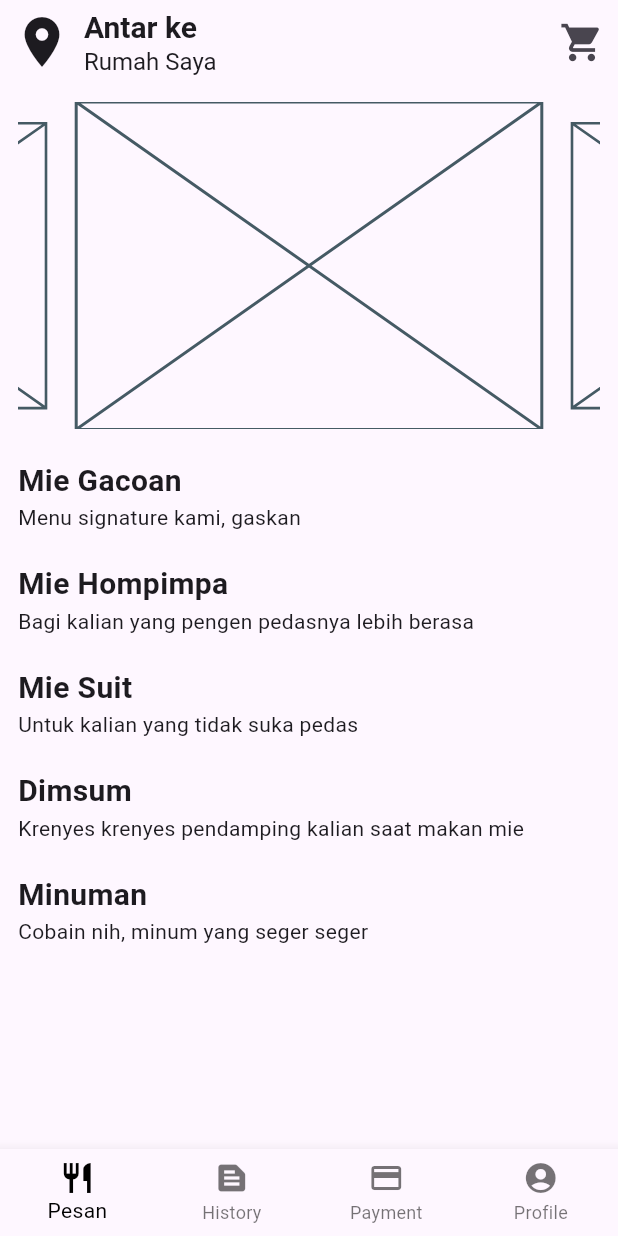
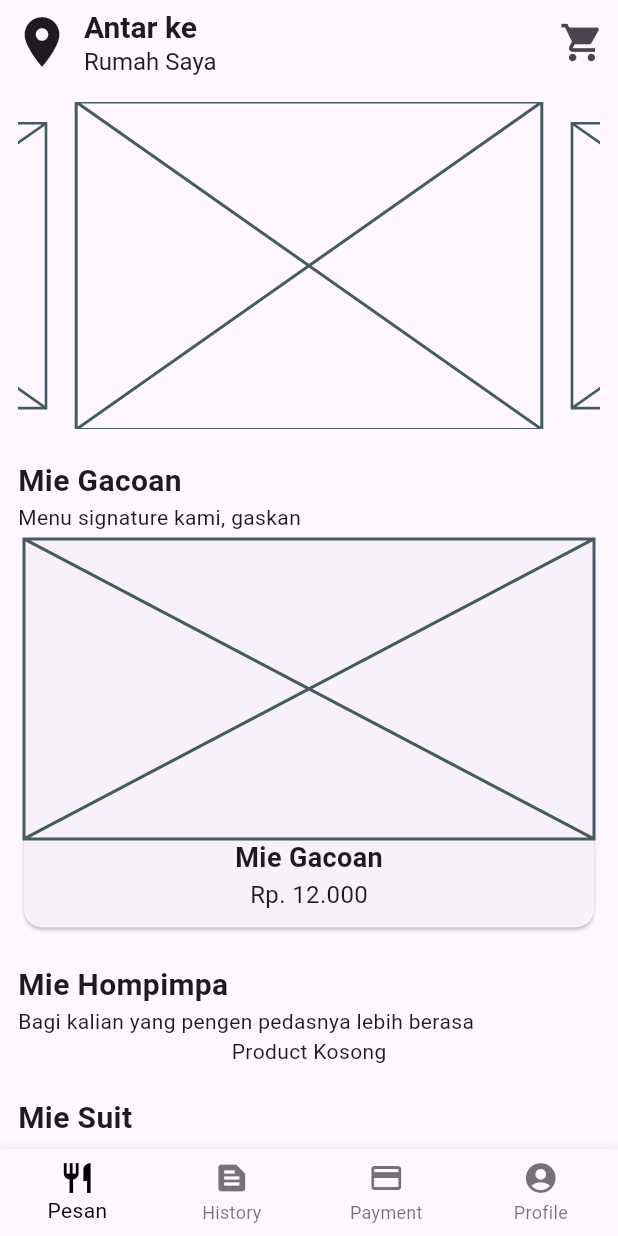
Before and after one commit to Testboiz/tako_food, a Flutter app: the DashboardPage screen opened by its route, on a phone screen of 412 x 824 dp. Run offline on Flutter 3.47's test engine with Material 3 defaults, Android fonts, the phone set to English and light mode, and no system bars; drawn by our look-alikes of carousel_slider; our stand-ins replace cloud_firestore, firebase_auth, firebase_core; accounts and stored records are empty.

Commit message:
completed basic functionality of the dashboard page

```diff
--- a/lib/pages/dashboard.dart
+++ b/lib/pages/dashboard.dart
@@ -1,5 +1,6 @@
 import 'package:flutter/material.dart';
 import 'package:carousel_slider/carousel_slider.dart';
+import 'package:tako_food/provider/product_service.dart';
 
 class DashboardPage extends StatefulWidget {
   const DashboardPage({super.key});
@@ -9,6 +10,7 @@
 }
 
 class _DashboardPageState extends State<DashboardPage> {
+  ProductService productService = ProductService();
   @override
   Widget build(BuildContext context) {
     return Scaffold(
@@ -114,6 +116,26 @@
                   style: TextStyle(fontSize: 20, fontWeight: FontWeight.bold),
                 ),
                 const Text("Menu signature kami, gaskan"),
+                const Card(
+                  child: Column(
+                    children: [
+                      Placeholder(
+                        fallbackHeight: 200,
+                        fallbackWidth: 200,
+                      ),
+                      Text(
+                        "Mie Gacoan",
+                        style: TextStyle(
+                            fontSize: 18, fontWeight: FontWeight.bold),
+                      ),
+                      Text(
+                        "Rp. 12.000",
+                        style: TextStyle(fontSize: 16),
+                      ),
+                      SizedBox(height: 10),
+                    ],
+                  ),
+                ),
                 const SizedBox(
                   height: 20,
                 ),
@@ -122,6 +144,7 @@
                   style: TextStyle(fontSize: 20, fontWeight: FontWeight.bold),
                 ),
                 const Text("Bagi kalian yang pengen pedasnya lebih berasa"),
+                productService.generateProductCards(),
                 const SizedBox(
                   height: 20,
                 ),
--- a/lib/provider/product_service.dart
+++ b/lib/provider/product_service.dart
@@ -2,8 +2,10 @@
 // import 'dart:io';
 
 import 'package:cloud_firestore/cloud_firestore.dart';
+import 'package:flutter/material.dart';
 // import 'package:firebase_storage/firebase_storage.dart';
 import 'package:tako_food/model/product.dart';
+import 'package:tako_food/pages/detail_product.dart';
 
 class ProductService {
   final CollectionReference _products =
@@ -28,4 +30,73 @@
       return [];
     }
   }
+
+  FutureBuilder<List<Product>> generateProductCards() {
+    return FutureBuilder(
+      future: getProducts(),
+      builder: (context, snapshot) {
+        if (snapshot.connectionState == ConnectionState.waiting) {
+          return const Center(
+            child: CircularProgressIndicator(),
+          );
+        } else if (snapshot.hasError) {
+          return Center(
+              child: Text(
+                  'Error: ${snapshot.error}')); // Show error if fetching failed
+        } else if (!snapshot.hasData || snapshot.data!.isEmpty) {
+          return const Center(
+              child: Text('Product Kosong')); // Show error if fetching failed
+        } else {
+          return SizedBox(
+            width: 500,
+            height: 280,
+            child: ListView.builder(
+              itemCount: snapshot.data!.length,
+              scrollDirection: Axis.horizontal,
+              shrinkWrap: true,
+              itemBuilder: (context, index) {
+                Product product = snapshot.data![index];
+                return GestureDetector(
+                  onTap: () {
+                    Navigator.push(
+                      context,
+                      MaterialPageRoute(
+                          builder: (context) => const ProductDetailPage()),
+                    );
+                  },
+                  child: Card(
+                    child: Padding(
+                      padding: const EdgeInsets.all(8.0),
+                      child: Column(
+                        crossAxisAlignment: CrossAxisAlignment.start,
+                        children: [
+                          Image.network(
+                            product.picUrl[0],
+                            width: 200,
+                            height: 200,
+                          ),
+                          const SizedBox(
+                            height: 5,
+                          ),
+                          Text(
+                            product.name,
+                            style: const TextStyle(
+                                fontSize: 18, fontWeight: FontWeight.bold),
+                          ),
+                          Text(
+                            product.formattedCurrency,
+                            style: const TextStyle(fontSize: 16),
+                          ),
+                        ],
+                      ),
+                    ),
+                  ),
+                );
+              },
+            ),
+          );
+        }
+      },
+    );
+  }
 }
--- a/pubspec.yaml
+++ b/pubspec.yaml
@@ -41,6 +41,7 @@
   firebase_auth: ^4.17.8
   cloud_firestore: ^4.15.8
   carousel_slider: ^5.0.0
+  intl: ^0.19.0
 
 dev_dependencies:
   flutter_test:
```
Also changed, not shown: lib/model/product.dart (+17 -3 lines), pubspec.lock.
